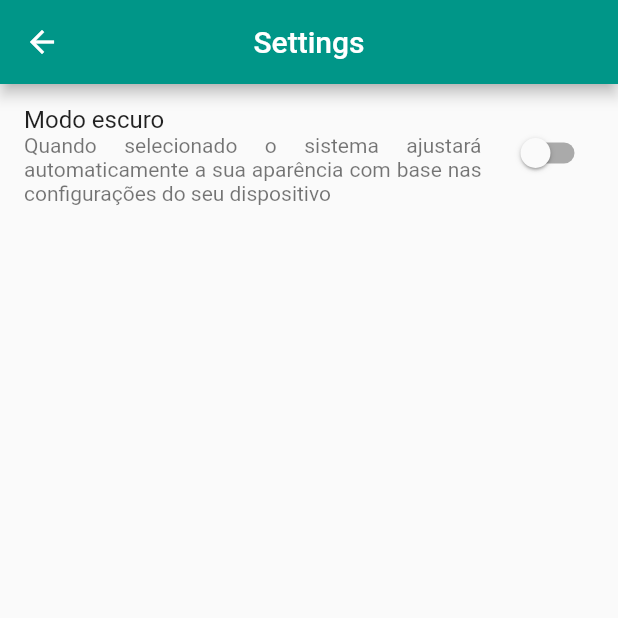
After one commit to victor-welter/qr-scanner-generator, a Flutter app: the screen it shows after launch, after a tap on the "settings" icon, on a phone screen of 412 x 824 dp, the top half of it. The commit adds this screen. Run offline on Flutter 3.47's test engine with Material 2 defaults, Android fonts, the phone set to English and light mode, and no system bars; our stand-ins replace qr_flutter; missing offline and left inert: barcode_scan_fix.

Commit message:
Create settings view

```diff
--- a/lib/main.dart
+++ b/lib/main.dart
@@ -9,7 +9,7 @@ class MyApp extends StatelessWidget {
   @override
   Widget build(BuildContext context) {
     return MaterialApp(
-      home: HomeScreen(),
+      home: const HomeScreen(),
     );
   }
 }
--- a/lib/views/generate_qr_code_view.dart
+++ b/lib/views/generate_qr_code_view.dart
@@ -3,6 +3,8 @@ import 'package:qr_flutter/qr_flutter.dart';
 import 'package:qr_scanner_generator/widgets/custom_raised_button.dart';
 
 class GenerateQR extends StatefulWidget {
+  const GenerateQR({Key key}) : super(key: key);
+
   @override
   _GenerateQRState createState() => _GenerateQRState();
 }
--- a/lib/views/home_screen_view.dart
+++ b/lib/views/home_screen_view.dart
@@ -1,9 +1,12 @@
 import 'package:flutter/material.dart';
 import 'package:qr_scanner_generator/views/generate_qr_code_view.dart';
 import 'package:qr_scanner_generator/views/scan_qr_code_view.dart';
+import 'package:qr_scanner_generator/views/settings_view.dart';
 import 'package:qr_scanner_generator/widgets/custom_raised_button.dart';
 
 class HomeScreen extends StatefulWidget {
+  const HomeScreen({Key key}) : super(key: key);
+
   @override
   _HomeScreenState createState() => _HomeScreenState();
 }
@@ -13,7 +16,29 @@ class _HomeScreenState extends State<HomeScreen> {
   Widget build(BuildContext context) {
     return Scaffold(
       backgroundColor: Colors.grey[100],
-      body: Column(
+      body: SafeArea(
+        child: Stack(
+          children: [
+            Align(
+              alignment: Alignment.topRight,
+              child: Container(
+                margin: const EdgeInsets.all(10),
+                child: IconButton(
+                  icon: Icon(
+                    Icons.settings_rounded,
+                    color: Colors.teal,
+                    size: 30,
+                  ),
+                  onPressed: () {
+                    Navigator.push(
+                        context,
+                        MaterialPageRoute(
+                            builder: (context) => const Settings()));
+                  },
+                ),
+              ),
+            ),
+            Column(
               mainAxisAlignment: MainAxisAlignment.center,
               children: [
                 Container(
@@ -28,18 +53,25 @@ class _HomeScreenState extends State<HomeScreen> {
                   title: 'Scan QR Code',
                   onPressed: () {
                     Navigator.push(
-                  context, MaterialPageRoute(builder: (context) => ScanQR()));
+                        context,
+                        MaterialPageRoute(
+                            builder: (context) => const ScanQR()));
                   },
                 ),
                 CustomRaisedButton(
                   title: 'Generate QR Code',
                   onPressed: () {
-              Navigator.push(context,
-                  MaterialPageRoute(builder: (context) => GenerateQR()));
+                    Navigator.push(
+                        context,
+                        MaterialPageRoute(
+                            builder: (context) => const GenerateQR()));
                   },
                 ),
               ],
             ),
+          ],
+        ),
+      ),
     );
   }
 }
--- a/lib/views/scan_qr_code_view.dart
+++ b/lib/views/scan_qr_code_view.dart
@@ -3,6 +3,8 @@ import 'package:flutter/material.dart';
 import 'package:qr_scanner_generator/widgets/custom_raised_button.dart';
 
 class ScanQR extends StatefulWidget {
+  const ScanQR({Key key}) : super(key: key);
+
   @override
   _ScanQRState createState() => _ScanQRState();
 }
--- /dev/null
+++ b/lib/views/settings_view.dart
@@ -0,0 +1,36 @@
+import 'package:flutter/material.dart';
+
+class Settings extends StatefulWidget {
+  const Settings({Key key}) : super(key: key);
+
+  @override
+  _SettingsState createState() => _SettingsState();
+}
+
+class _SettingsState extends State<Settings> {
+  @override
+  Widget build(BuildContext context) {
+    return Scaffold(
+      appBar: AppBar(
+        backgroundColor: Colors.teal,
+        title: const Text("Settings"),
+        centerTitle: true,
+      ),
+      body: ListView(
+        padding: const EdgeInsets.only(top: 10),
+        children: [
+          SwitchListTile(
+            title: const Text('Modo escuro'),
+            subtitle: const Text(
+              'Quando selecionado o sistema ajustará automaticamente a sua aparência com base nas configurações do seu dispositivo',
+              textAlign: TextAlign.justify,
+            ),
+            activeColor: Colors.teal,
+            value: false,
+            onChanged: (value) {},
+          )
+        ],
+      ),
+    );
+  }
+}
```
Lines whose indentation alone changed are shown as unchanged.
